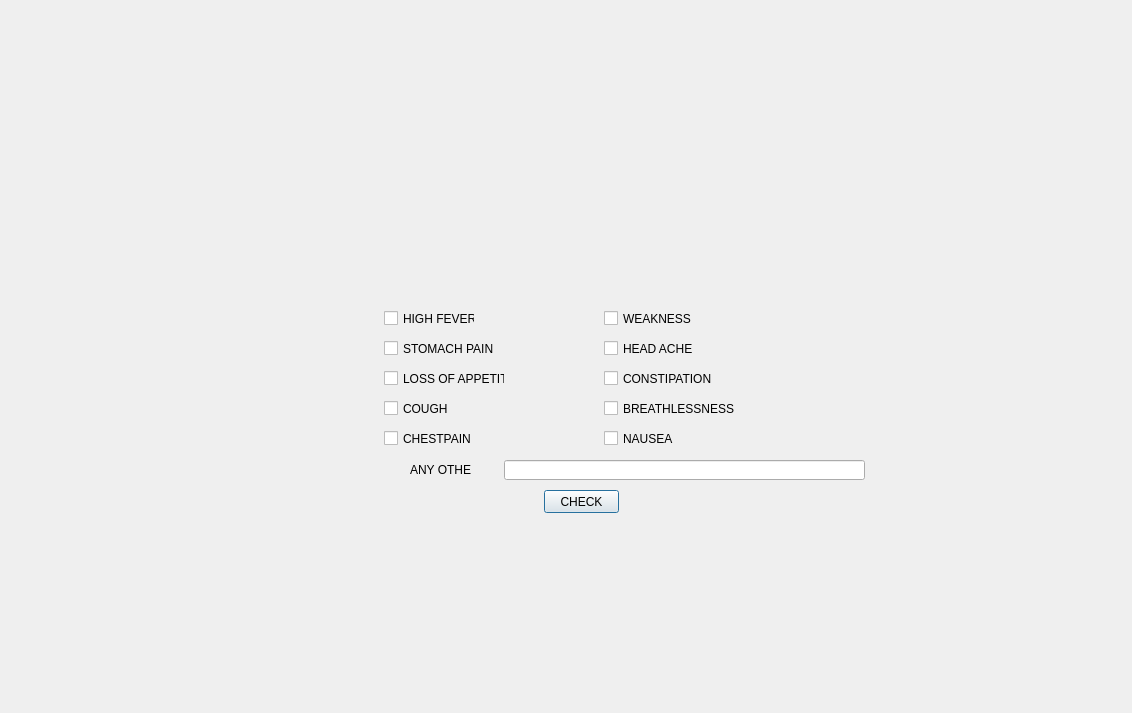
rishabhs-s/Minor, file Minor project - Copy/project/symptom.ui: the form before one commit.
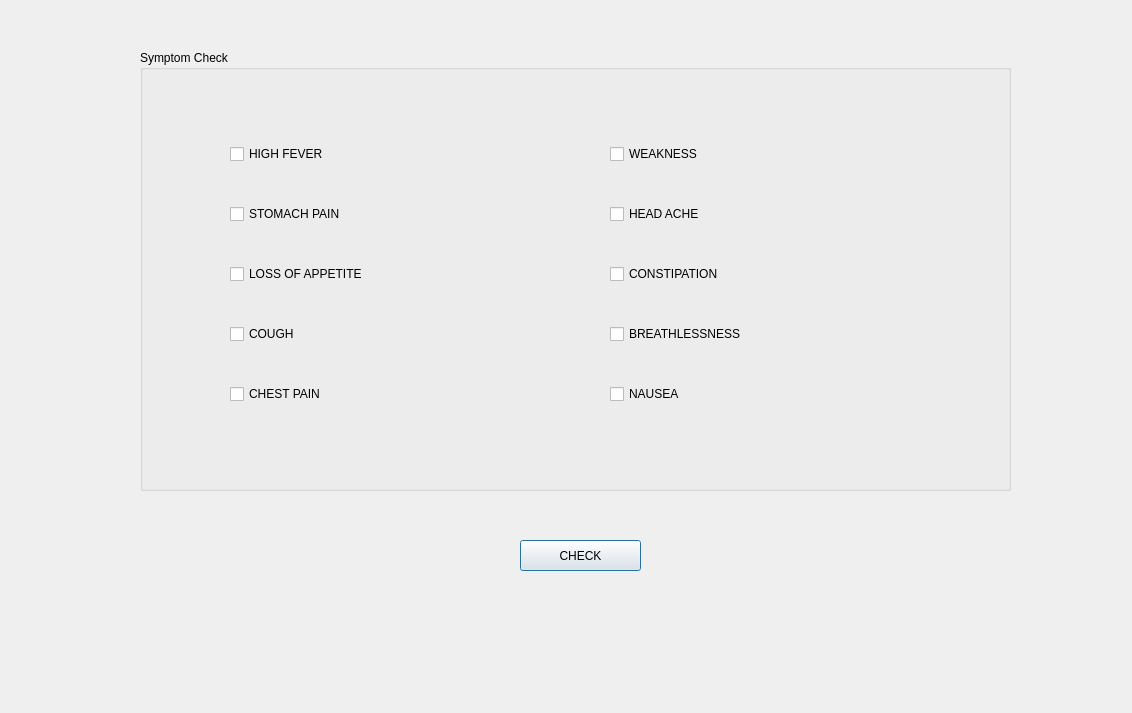
The form after the commit.

Commit message: ui change  Please enter the commit message for your changes. Lines starting

What changed in the file:
```diff
--- a/Minor project - Copy/project/symptom.ui
+++ b/Minor project - Copy/project/symptom.ui
@@ -13,38 +13,12 @@
   <property name="windowTitle">
    <string>Dialog</string>
   </property>
-  <widget class="QCheckBox" name="checkBox_7">
-   <property name="geometry">
-    <rect>
-     <x>384</x>
-     <y>400</y>
-     <width>70</width>
-     <height>17</height>
-    </rect>
-   </property>
-   <property name="text">
-    <string>COUGH</string>
-   </property>
-  </widget>
-  <widget class="QCheckBox" name="checkBox_8">
-   <property name="geometry">
-    <rect>
-     <x>604</x>
-     <y>400</y>
-     <width>141</width>
-     <height>17</height>
-    </rect>
-   </property>
-   <property name="text">
-    <string>BREATHLESSNESS</string>
-   </property>
-  </widget>
   <widget class="QLabel" name="txt">
    <property name="geometry">
     <rect>
-     <x>320</x>
+     <x>200</x>
      <y>530</y>
-     <width>621</width>
+     <width>741</width>
      <height>131</height>
     </rect>
    </property>
@@ -52,145 +26,125 @@
     <string/>
    </property>
   </widget>
-  <widget class="QCheckBox" name="checkBox_4">
-   <property name="geometry">
-    <rect>
-     <x>604</x>
-     <y>340</y>
-     <width>131</width>
-     <height>17</height>
-    </rect>
-   </property>
-   <property name="text">
-    <string>HEAD ACHE</string>
-   </property>
-  </widget>
-  <widget class="QLabel" name="label">
-   <property name="geometry">
-    <rect>
-     <x>410</x>
-     <y>460</y>
-     <width>61</width>
-     <height>20</height>
-    </rect>
-   </property>
-   <property name="text">
-    <string>ANY OTHER</string>
-   </property>
-  </widget>
   <widget class="QPushButton" name="symptomcheck">
    <property name="geometry">
     <rect>
-     <x>544</x>
-     <y>490</y>
-     <width>75</width>
-     <height>23</height>
-    </rect>
-   </property>
-   <property name="text">
-    <string>CHECK</string>
-   </property>
-  </widget>
-  <widget class="QCheckBox" name="checkBox_2">
-   <property name="geometry">
-    <rect>
-     <x>604</x>
-     <y>310</y>
-     <width>151</width>
-     <height>17</height>
-    </rect>
-   </property>
-   <property name="text">
-    <string>WEAKNESS</string>
-   </property>
-  </widget>
-  <widget class="QCheckBox" name="checkBox_5">
-   <property name="geometry">
-    <rect>
-     <x>384</x>
-     <y>370</y>
+     <x>520</x>
+     <y>540</y>
      <width>121</width>
-     <height>17</height>
+     <height>31</height>
     </rect>
    </property>
    <property name="text">
-    <string>LOSS OF APPETITE</string>
+    <string>CHECK</string>
    </property>
   </widget>
-  <widget class="QCheckBox" name="checkBox_6">
+  <widget class="QGroupBox" name="groupBox">
    <property name="geometry">
     <rect>
-     <x>604</x>
-     <y>370</y>
-     <width>131</width>
-     <height>17</height>
+     <x>140</x>
+     <y>50</y>
+     <width>871</width>
+     <height>441</height>
     </rect>
    </property>
-   <property name="text">
-    <string>CONSTIPATION</string>
+   <property name="title">
+    <string>Symptom Check</string>
    </property>
-  </widget>
-  <widget class="QCheckBox" name="checkBox_3">
-   <property name="geometry">
-    <rect>
-     <x>384</x>
-     <y>340</y>
-     <width>111</width>
-     <height>17</height>
-    </rect>
-   </property>
-   <property name="text">
-    <string>STOMACH PAIN</string>
-   </property>
-  </widget>
-  <widget class="QCheckBox" name="checkBox_9">
-   <property name="geometry">
-    <rect>
-     <x>384</x>
-     <y>430</y>
-     <width>111</width>
-     <height>17</height>
-    </rect>
-   </property>
-   <property name="text">
-    <string>CHESTPAIN</string>
-   </property>
-  </widget>
-  <widget class="QCheckBox" name="checkBox">
-   <property name="geometry">
-    <rect>
-     <x>384</x>
-     <y>310</y>
-     <width>91</width>
-     <height>17</height>
-    </rect>
-   </property>
-   <property name="text">
-    <string>HIGH FEVER</string>
-   </property>
-  </widget>
-  <widget class="QCheckBox" name="checkBox_10">
-   <property name="geometry">
-    <rect>
-     <x>604</x>
-     <y>430</y>
-     <width>70</width>
-     <height>17</height>
-    </rect>
-   </property>
-   <property name="text">
-    <string>NAUSEA</string>
-   </property>
-  </widget>
-  <widget class="QLineEdit" name="lineEdit">
-   <property name="geometry">
-    <rect>
-     <x>504</x>
-     <y>460</y>
-     <width>361</width>
-     <height>20</height>
-    </rect>
-   </property>
+   <widget class="QWidget" name="">
+    <property name="geometry">
+     <rect>
+      <x>90</x>
+      <y>60</y>
+      <width>281</width>
+      <height>331</height>
+     </rect>
+    </property>
+    <layout class="QVBoxLayout" name="verticalLayout">
+     <item>
+      <widget class="QCheckBox" name="checkBox">
+       <property name="text">
+        <string>HIGH FEVER</string>
+       </property>
+      </widget>
+     </item>
+     <item>
+      <widget class="QCheckBox" name="checkBox_3">
+       <property name="text">
+        <string>STOMACH PAIN</string>
+       </property>
+      </widget>
+     </item>
+     <item>
+      <widget class="QCheckBox" name="checkBox_5">
+       <property name="text">
+        <string>LOSS OF APPETITE</string>
+       </property>
+      </widget>
+     </item>
+     <item>
+      <widget class="QCheckBox" name="checkBox_7">
+       <property name="text">
+        <string>COUGH</string>
+       </property>
+      </widget>
+     </item>
+     <item>
+      <widget class="QCheckBox" name="checkBox_9">
+       <property name="text">
+        <string>CHEST PAIN</string>
+       </property>
+      </widget>
+     </item>
+    </layout>
+   </widget>
+   <widget class="QWidget" name="">
+    <property name="geometry">
+     <rect>
+      <x>470</x>
+      <y>60</y>
+      <width>281</width>
+      <height>331</height>
+     </rect>
+    </property>
+    <layout class="QVBoxLayout" name="verticalLayout_2">
+     <item>
+      <widget class="QCheckBox" name="checkBox_2">
+       <property name="text">
+        <string>WEAKNESS</string>
+       </property>
+      </widget>
+     </item>
+     <item>
+      <widget class="QCheckBox" name="checkBox_4">
+       <property name="text">
+        <string>HEAD ACHE</string>
+       </property>
+      </widget>
+     </item>
+     <item>
+      <widget class="QCheckBox" name="checkBox_6">
+       <property name="text">
+        <string>CONSTIPATION</string>
+       </property>
+      </widget>
+     </item>
+     <item>
+      <widget class="QCheckBox" name="checkBox_8">
+       <property name="text">
+        <string>BREATHLESSNESS</string>
+       </property>
+      </widget>
+     </item>
+     <item>
+      <widget class="QCheckBox" name="checkBox_10">
+       <property name="text">
+        <string>NAUSEA</string>
+       </property>
+      </widget>
+     </item>
+    </layout>
+   </widget>
   </widget>
  </widget>
  <resources/>
```
Left out of the diff: 2 changed lines with no effect on the pictures. The commit also changes 46 other files.
